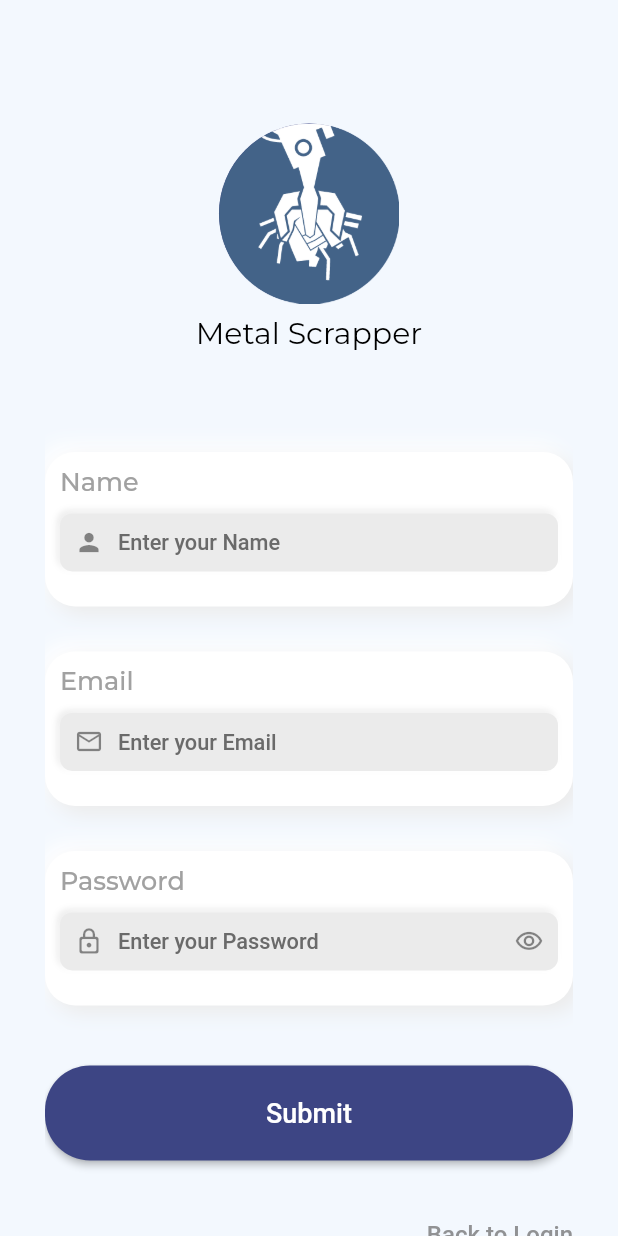
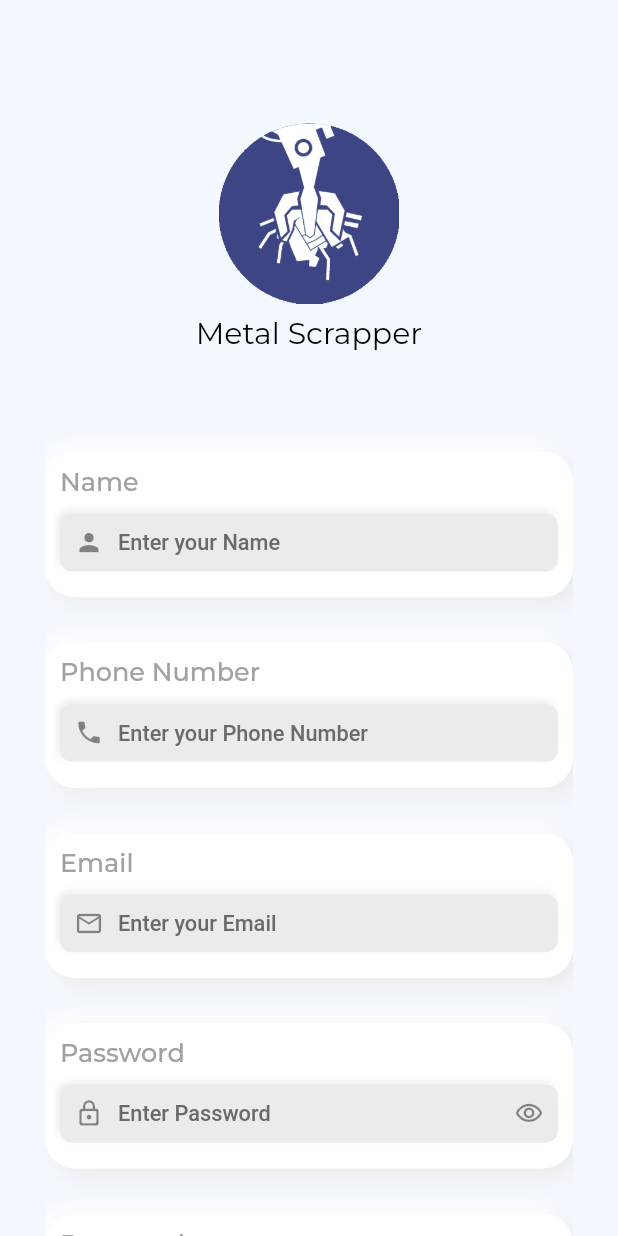
Before and after one commit to hemantshrm/Rasetender, a Flutter app: the SignUpView screen opened by its route, on a phone screen of 412 x 824 dp. Run offline on Flutter 3.47's test engine with Material 2 defaults, Android fonts, the light colour scheme and no system bars; drawn by our look-alikes of clay_containers; our stand-ins replace get, google_fonts.

Commit message:
signUp screen updated fields

```diff
--- a/lib/app/data/constants.dart
+++ b/lib/app/data/constants.dart
@@ -7,6 +7,6 @@
   static const Color PRIMARY_COLOR_DARK = Color(0xFF0D3656);
   static const Color APP_THEME_COLOR = Color(0xFF3D4584);
   static const Color LABEL_COLOR = Color(0xFF353535);
-  static const Color TEXT_BACKGROUND_COLOR = Color(0xFF50584F);
+  static const Color SNACK_BG_COLOR = Color(0xFF323232);
   static const Color BACKGROUND_COLOR_BOTTOM = Color(0xffF3F8FE);
 }
--- a/lib/app/modules/login/views/login_view.dart
+++ b/lib/app/modules/login/views/login_view.dart
@@ -34,7 +34,10 @@
                 CircleAvatar(
                   backgroundColor: AppConstants.APP_THEME_COLOR,
                   radius: 60,
-                  child: Image.asset('assets/images/icon.png'),
+                  child: Image.asset(
+                    'assets/images/icon.png',
+                    fit: BoxFit.contain,
+                  ),
                 ),
                 Padding(
                     padding: const EdgeInsets.all(8.0),
@@ -58,6 +61,7 @@
                     controller.setEmailString(text);
                   },
                   textEditingController: controller.email,
+                  keyboard: TextInputType.emailAddress,
                 ),
                 SizedBox(
                   height: 40,
@@ -100,7 +104,7 @@
                         Get.toNamed(Routes.SIGN_UP);
                       },
                       child: Text(
-                        "SignUp",
+                        "Sign Up",
                         style: textstyle.copyWith(
                             fontSize: 16, color: Color(0xff919294)),
                       ),
@@ -163,12 +167,14 @@
       this.hidetext,
       this.onpress,
       this.ontextChange,
-      this.textEditingController});
+      this.textEditingController,
+      this.keyboard});
   final Function onpress;
   final String hintText, heading;
   final Icon icon;
   final Icon suffixIcon;
   final bool hidetext;
+  final TextInputType keyboard;
   TextEditingController textEditingController;
   final LoginController controller =
       Get.put<LoginController>(LoginController());
@@ -176,7 +182,7 @@
   @override
   Widget build(BuildContext context) {
     return ClayContainer(
-      height: Get.height / 8,
+      height: Get.height / 8.5,
       width: Get.width,
       color: Colors.white,
       borderRadius: 20,
@@ -211,6 +217,10 @@
                     primaryColor: AppConstants.APP_THEME_COLOR,
                   ),
                   child: TextFormField(
+                      keyboardType: keyboard,
+                      cursorColor: AppConstants.APP_THEME_COLOR,
+                      textInputAction: TextInputAction.unspecified,
+                      maxLines: 1,
                       controller: textEditingController,
                       onChanged: (text) {
                         ontextChange(text);
--- a/lib/app/modules/signUp/controllers/sign_up_controller.dart
+++ b/lib/app/modules/signUp/controllers/sign_up_controller.dart
@@ -1,8 +1,12 @@
+import 'package:flutter/material.dart';
 import 'package:get/get.dart';
+import 'package:scrap_bid/app/routes/app_pages.dart';
 
 class SignUpController extends GetxController {
   //TODO: Implement SignUpController
-
+  TextEditingController email = TextEditingController();
+  TextEditingController password = TextEditingController();
+  TextEditingController username = TextEditingController();
   @override
   void onInit() {
     super.onInit();
@@ -15,4 +19,27 @@
 
   @override
   void onClose() {}
+  void validate() {
+    if (email.text.isEmpty) {
+      errorSnackbar(msg: 'Enter Email Address');
+    } else if (!GetUtils.isEmail(email.text)) {
+      errorSnackbar(msg: 'Invalid Email');
+    } else if (username.text.isEmpty) {
+      errorSnackbar(msg: 'Enter Your Name');
+    } else if (password.text.isEmpty) {
+      errorSnackbar(msg: 'Enter Password');
+    } else if (password.text.length < 8) {
+      errorSnackbar(msg: "Password must be 8 digit");
+    } else {
+      Get.dialog(Container());
+      Get.toNamed(Routes.LOGIN);
+    }
+  }
+
+  void errorSnackbar({@required String msg}) {
+    return Get.snackbar("Error ", '$msg',
+        snackPosition: SnackPosition.TOP,
+        backgroundColor: Colors.red[300],
+        colorText: Colors.white);
+  }
 }
--- a/lib/app/modules/signUp/views/sign_up_view.dart
+++ b/lib/app/modules/signUp/views/sign_up_view.dart
@@ -5,11 +5,14 @@
 import 'package:scrap_bid/app/data/constants.dart';
 import 'package:scrap_bid/app/modules/login/controllers/login_controller.dart';
 import 'package:scrap_bid/app/modules/login/views/login_view.dart';
+import 'package:scrap_bid/app/modules/signUp/controllers/sign_up_controller.dart';
 import 'package:scrap_bid/app/routes/app_pages.dart';
 
 class SignUpView extends StatelessWidget {
-  final LoginController logController =
+  final LoginController _logController =
       Get.put<LoginController>(LoginController());
+  final SignUpController _signUpController =
+      Get.put<SignUpController>(SignUpController());
   @override
   Widget build(BuildContext context) {
     return Scaffold(
@@ -22,6 +25,7 @@
             width: Get.width,
             height: Get.height,
             child: ListView(
+              physics: BouncingScrollPhysics(),
               shrinkWrap: true,
               children: [
                 SizedBox(
@@ -50,6 +54,20 @@
                   hidetext: false,
                   suffixIcon: null,
                   onpress: () {},
+                  textEditingController: _signUpController.username,
+                ),
+                SizedBox(
+                  height: 30,
+                ),
+                LoginButtons(
+                  icon: Icon(Icons.phone),
+                  hintText: "Enter your Phone Number",
+                  heading: "Phone Number",
+                  hidetext: false,
+                  suffixIcon: null,
+                  onpress: () {},
+                  textEditingController: _signUpController.username,
+                  keyboard: TextInputType.phone,
                 ),
                 SizedBox(
                   height: 30,
@@ -61,6 +79,8 @@
                   hidetext: false,
                   suffixIcon: null,
                   onpress: () {},
+                  textEditingController: _signUpController.email,
+                  keyboard: TextInputType.emailAddress,
                 ),
                 SizedBox(
                   height: 30,
@@ -68,18 +88,36 @@
                 Obx(
                   () => LoginButtons(
                     icon: Icon(Icons.lock_outline_rounded),
-                    hintText: "Enter your Password",
+                    hintText: "Enter Password",
                     heading: "Password",
-                    suffixIcon: logController.obscureText.value
+                    suffixIcon: _logController.obscureText.value
                         ? Icon(Icons.visibility_outlined)
                         : Icon(Icons.visibility_off_outlined),
-                    hidetext: logController.obscureText.value,
+                    hidetext: _logController.obscureText.value,
                     onpress: () {
-                      logController.toggle();
+                      _logController.toggle();
                     },
-                    ontextChange: (text) {
-                      // controller.setpassString(text);
+                    ontextChange: (text) {},
+                    textEditingController: _signUpController.password,
+                  ),
+                ),
+                SizedBox(
+                  height: 30,
+                ),
+                Obx(
+                  () => LoginButtons(
+                    icon: Icon(Icons.lock_outline_rounded),
+                    hintText: "Confirm Password",
+                    heading: "Password",
+                    suffixIcon: _logController.obscureText.value
+                        ? Icon(Icons.visibility_outlined)
+                        : Icon(Icons.visibility_off_outlined),
+                    hidetext: _logController.obscureText.value,
+                    onpress: () {
+                      _logController.toggle();
                     },
+                    ontextChange: (text) {},
+                    textEditingController: _signUpController.password,
                   ),
                 ),
                 SizedBox(
@@ -88,8 +126,7 @@
                 MainButton(
                   title: "Submit",
                   onpress: () {
-                    // print(controller.passwordText.toString());
-                    // Get.toNamed(Routes.HOME);
+                    _signUpController.validate();
                   },
                 ),
                 SizedBox(
@@ -106,6 +143,9 @@
                             fontSize: 16, color: Color(0xff919294))),
                   ),
                 ),
+                SizedBox(
+                  height: 30,
+                )
               ],
             ),
           ),
```
Also changed, not shown: lib/app/modules/forgotPass/views/forgot_pass_view.dart (+9 -4 lines), lib/app/modules/login/controllers/login_controller.dart (+28 -6 lines), assets/images/icon.png.
